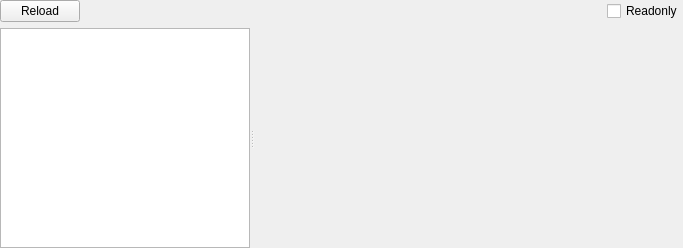
Qt form LE/lewidget.ui (horsicq/FormatWidgets) before a commit.
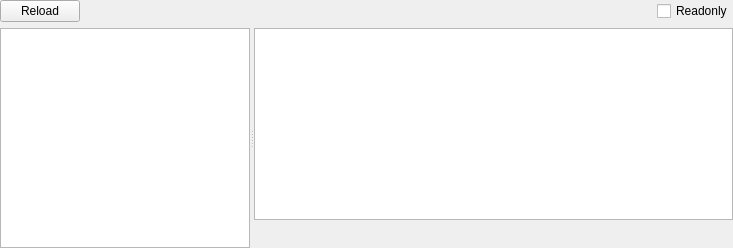
The same form after that commit. The open tabs and pages were chosen to show the change. Custom widgets are drawn as their Qt base class.

What changed in the file:
```diff
--- a/LE/lewidget.ui
+++ b/LE/lewidget.ui
@@ -6,7 +6,7 @@
    <rect>
     <x>0</x>
     <y>0</y>
-    <width>683</width>
+    <width>733</width>
     <height>248</height>
    </rect>
   </property>
@@ -294,6 +294,63 @@
         </item>
        </layout>
       </widget>
+      <widget class="QWidget" name="page_Objects">
+       <layout class="QVBoxLayout" name="verticalLayout_10">
+        <property name="leftMargin">
+         <number>0</number>
+        </property>
+        <property name="topMargin">
+         <number>0</number>
+        </property>
+        <property name="rightMargin">
+         <number>0</number>
+        </property>
+        <property name="bottomMargin">
+         <number>0</number>
+        </property>
+        <item>
+         <widget class="QTableView" name="tableView_Objects">
+          <property name="contextMenuPolicy">
+           <enum>Qt::CustomContextMenu</enum>
+          </property>
+          <property name="editTriggers">
+           <set>QAbstractItemView::NoEditTriggers</set>
+          </property>
+          <property name="selectionMode">
+           <enum>QAbstractItemView::SingleSelection</enum>
+          </property>
+          <property name="selectionBehavior">
+           <enum>QAbstractItemView::SelectRows</enum>
+          </property>
+          <property name="sortingEnabled">
+           <bool>false</bool>
+          </property>
+          <attribute name="horizontalHeaderDefaultSectionSize">
+           <number>35</number>
+          </attribute>
+          <attribute name="verticalHeaderVisible">
+           <bool>false</bool>
+          </attribute>
+          <attribute name="verticalHeaderMinimumSectionSize">
+           <number>20</number>
+          </attribute>
+          <attribute name="verticalHeaderDefaultSectionSize">
+           <number>20</number>
+          </attribute>
+         </widget>
+        </item>
+        <item>
+         <widget class="ToolsWidget" name="widgetHex_Object" native="true">
+          <property name="sizePolicy">
+           <sizepolicy hsizetype="Preferred" vsizetype="Expanding">
+            <horstretch>0</horstretch>
+            <verstretch>0</verstretch>
+           </sizepolicy>
+          </property>
+         </widget>
+        </item>
+       </layout>
+      </widget>
       <widget class="QWidget" name="page_OVERLAY">
        <layout class="QVBoxLayout" name="verticalLayout_4">
         <property name="spacing">
```
